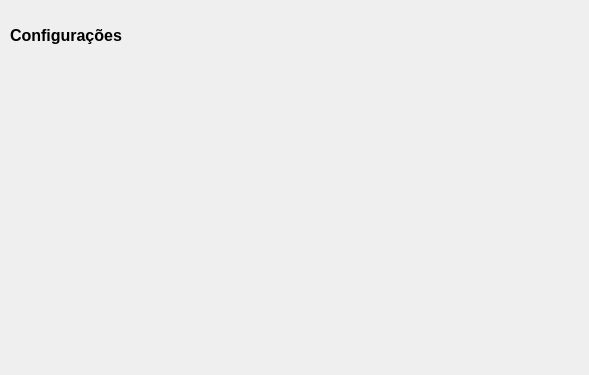
ideilsonsouza/workspace-frontend, file ui/FormConfigServer.ui: the form before one commit.
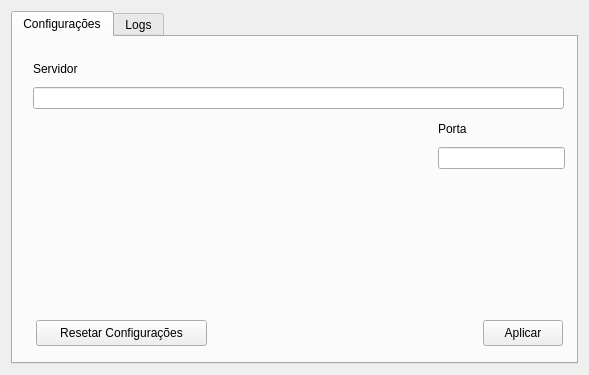
The form after the commit.

Patch:
```diff
--- a/ui/FormConfigServer.ui
+++ b/ui/FormConfigServer.ui
@@ -10,29 +10,110 @@
     <height>375</height>
    </rect>
   </property>
+  <property name="minimumSize">
+   <size>
+    <width>589</width>
+    <height>375</height>
+   </size>
+  </property>
+  <property name="maximumSize">
+   <size>
+    <width>589</width>
+    <height>375</height>
+   </size>
+  </property>
   <property name="windowTitle">
    <string>Form</string>
   </property>
-  <widget class="QLabel" name="lbl_caption">
-   <property name="geometry">
-    <rect>
-     <x>10</x>
-     <y>10</y>
-     <width>131</width>
-     <height>51</height>
-    </rect>
-   </property>
-   <property name="font">
-    <font>
-     <pointsize>12</pointsize>
-     <weight>75</weight>
-     <bold>true</bold>
-    </font>
-   </property>
-   <property name="text">
-    <string>Configurações</string>
-   </property>
-  </widget>
+  <layout class="QVBoxLayout" name="verticalLayout">
+   <item>
+    <widget class="QTabWidget" name="tabsView">
+     <property name="currentIndex">
+      <number>0</number>
+     </property>
+     <widget class="QWidget" name="tab_settings">
+      <attribute name="title">
+       <string>Configurações</string>
+      </attribute>
+      <widget class="QPushButton" name="btn_aplicar">
+       <property name="geometry">
+        <rect>
+         <x>470</x>
+         <y>283</y>
+         <width>80</width>
+         <height>26</height>
+        </rect>
+       </property>
+       <property name="text">
+        <string>Aplicar</string>
+       </property>
+      </widget>
+      <widget class="QPushButton" name="btn_reset">
+       <property name="geometry">
+        <rect>
+         <x>23</x>
+         <y>283</y>
+         <width>171</width>
+         <height>26</height>
+        </rect>
+       </property>
+       <property name="text">
+        <string>Resetar Configurações</string>
+       </property>
+      </widget>
+      <widget class="QWidget" name="">
+       <property name="geometry">
+        <rect>
+         <x>20</x>
+         <y>20</y>
+         <width>531</width>
+         <height>52</height>
+        </rect>
+       </property>
+       <layout class="QVBoxLayout" name="verticalLayout_2">
+        <item>
+         <widget class="QLabel" name="lbl_server">
+          <property name="text">
+           <string>Servidor</string>
+          </property>
+         </widget>
+        </item>
+        <item>
+         <widget class="QLineEdit" name="edt_server"/>
+        </item>
+       </layout>
+      </widget>
+      <widget class="QWidget" name="">
+       <property name="geometry">
+        <rect>
+         <x>425</x>
+         <y>80</y>
+         <width>127</width>
+         <height>52</height>
+        </rect>
+       </property>
+       <layout class="QVBoxLayout" name="verticalLayout_3">
+        <item>
+         <widget class="QLabel" name="lbl_port">
+          <property name="text">
+           <string>Porta</string>
+          </property>
+         </widget>
+        </item>
+        <item>
+         <widget class="QLineEdit" name="edt_port"/>
+        </item>
+       </layout>
+      </widget>
+     </widget>
+     <widget class="QWidget" name="tab_logs">
+      <attribute name="title">
+       <string>Logs</string>
+      </attribute>
+     </widget>
+    </widget>
+   </item>
+  </layout>
  </widget>
  <resources/>
  <connections/>
```
Left out of the diff: 2 changed lines with no effect on the pictures.
